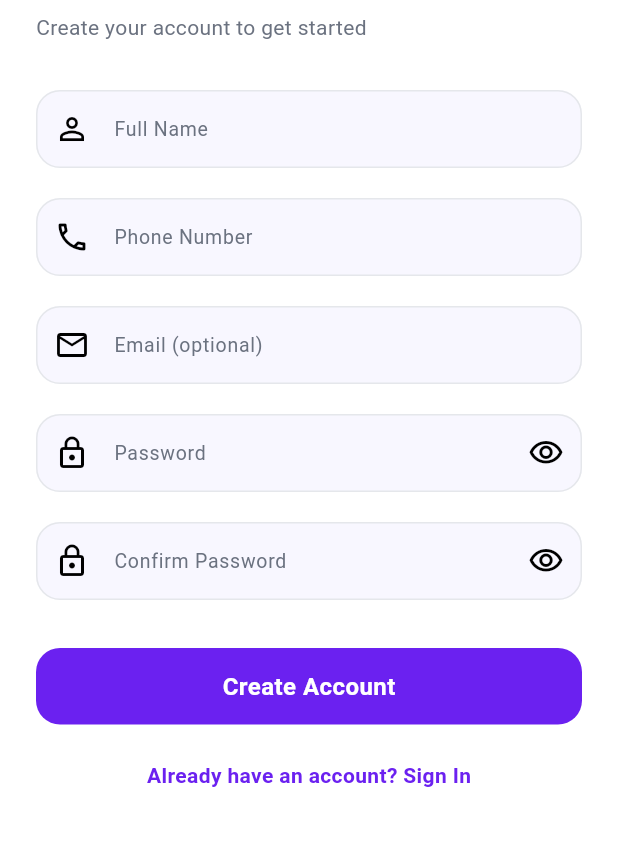
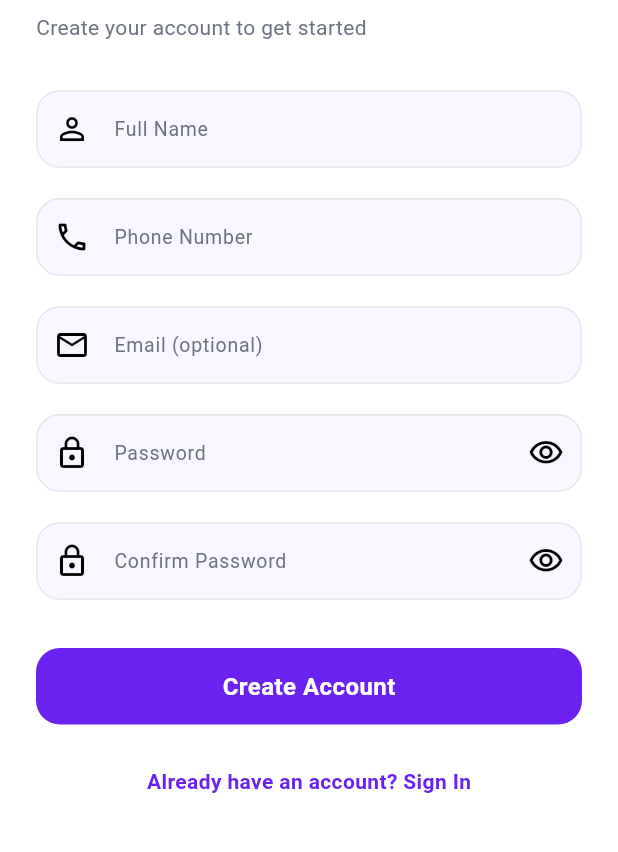
Before and after one commit to malingib/MobiFund, a Flutter app: the screen it shows after launch, after a tap on "Sign Up", on a phone screen of 412 x 824 dp, the part 204-1056 px from its top. Run offline on Flutter 3.47's test engine with Material 3 defaults, Android fonts, the phone set to English and light mode, and no system bars; our stand-ins replace connectivity_plus, fl_chart, flutter_dotenv, flutter_svg, pdf, printing and 5 more; missing offline and left inert: excel; accounts and stored records are empty.

Commit message:
🎨 Palette: Enhance auth screen accessibility and interaction
- Add dynamic tooltips and haptics to password toggles
- Use InkWell with padding for better touch targets on auth links
- Improve state-aware accessibility labels

Co-authored-by: malingib <187138048+malingib@users.noreply.github.com>

```diff
--- a/lib/screens/login_screen.dart
+++ b/lib/screens/login_screen.dart
@@ -243,13 +243,19 @@ class _LoginScreenState extends State<LoginScreen> {
                         hintText: 'Enter your password',
                         prefixIcon: const Icon(Icons.lock_outline),
                         suffixIcon: IconButton(
+                          tooltip: _obscurePassword
+                              ? 'Show password'
+                              : 'Hide password',
                           icon: Icon(
                             _obscurePassword
                                 ? Icons.visibility_outlined
                                 : Icons.visibility_off_outlined,
                           ),
-                          onPressed: () => setState(
-                              () => _obscurePassword = !_obscurePassword),
+                          onPressed: () {
+                            AppHaptics.selection();
+                            setState(
+                                () => _obscurePassword = !_obscurePassword);
+                          },
                         ),
                       ),
                       validator: (v) {
@@ -323,16 +329,20 @@ class _LoginScreenState extends State<LoginScreen> {
                     "Don't have an account? ",
                     style: AppTheme.body,
                   ),
-                  GestureDetector(
+                  InkWell(
                     onTap: () {
                       Navigator.of(context).pushNamed('/register');
                     },
-                    child: const Text(
-                      'Sign Up',
-                      style: TextStyle(
-                        color: AppTheme.primary,
-                        fontWeight: FontWeight.w600,
-                        fontSize: 16,
+                    borderRadius: BorderRadius.circular(8),
+                    child: const Padding(
+                      padding: EdgeInsets.symmetric(horizontal: 8, vertical: 4),
+                      child: Text(
+                        'Sign Up',
+                        style: TextStyle(
+                          color: AppTheme.primary,
+                          fontWeight: FontWeight.w600,
+                          fontSize: 16,
+                        ),
                       ),
                     ),
                   ),
--- a/lib/screens/register_screen.dart
+++ b/lib/screens/register_screen.dart
@@ -219,13 +219,18 @@ class _RegisterScreenState extends State<RegisterScreen> {
                     hintText: 'Min. 6 characters',
                     prefixIcon: const Icon(Icons.lock_outline),
                     suffixIcon: IconButton(
+                      tooltip: _obscurePassword
+                          ? 'Show password'
+                          : 'Hide password',
                       icon: Icon(
                         _obscurePassword
                             ? Icons.visibility_outlined
                             : Icons.visibility_off_outlined,
                       ),
-                      onPressed: () =>
-                          setState(() => _obscurePassword = !_obscurePassword),
+                      onPressed: () {
+                        AppHaptics.selection();
+                        setState(() => _obscurePassword = !_obscurePassword);
+                      },
                     ),
                   ),
                   validator: (v) {
@@ -246,13 +251,18 @@ class _RegisterScreenState extends State<RegisterScreen> {
                     hintText: 'Re-enter password',
                     prefixIcon: const Icon(Icons.lock_outline),
                     suffixIcon: IconButton(
+                      tooltip: _obscureConfirm
+                          ? 'Show confirm password'
+                          : 'Hide confirm password',
                       icon: Icon(
                         _obscureConfirm
                             ? Icons.visibility_outlined
                             : Icons.visibility_off_outlined,
                       ),
-                      onPressed: () =>
-                          setState(() => _obscureConfirm = !_obscureConfirm),
+                      onPressed: () {
+                        AppHaptics.selection();
+                        setState(() => _obscureConfirm = !_obscureConfirm);
+                      },
                     ),
                   ),
                   validator: (v) {
@@ -296,13 +306,18 @@ class _RegisterScreenState extends State<RegisterScreen> {
                 ),
                 const SizedBox(height: 24),
                 Center(
-                  child: GestureDetector(
+                  child: InkWell(
                     onTap: () => Navigator.of(context).pop(),
-                    child: Text(
-                      'Already have an account? Sign In',
-                      style: AppTheme.body.copyWith(
-                        color: AppTheme.primary,
-                        fontWeight: FontWeight.w600,
+                    borderRadius: BorderRadius.circular(8),
+                    child: Padding(
+                      padding: const EdgeInsets.symmetric(
+                          horizontal: 8, vertical: 4),
+                      child: Text(
+                        'Already have an account? Sign In',
+                        style: AppTheme.body.copyWith(
+                          color: AppTheme.primary,
+                          fontWeight: FontWeight.w600,
+                        ),
                       ),
                     ),
                   ),
```
Also changed, not shown: 1 other file.
